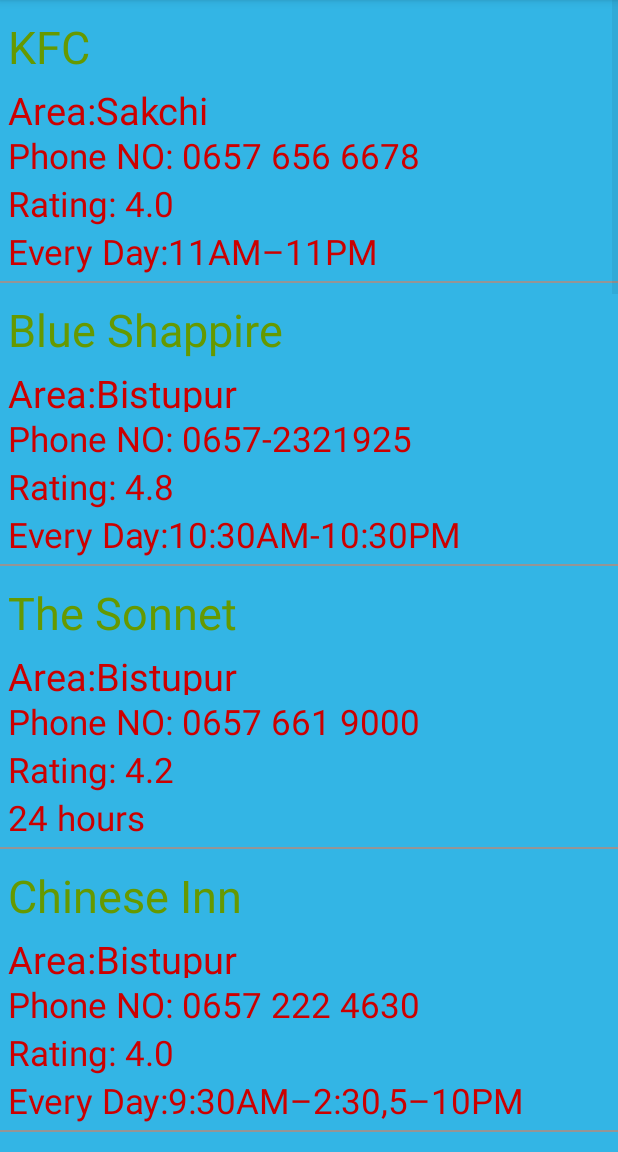
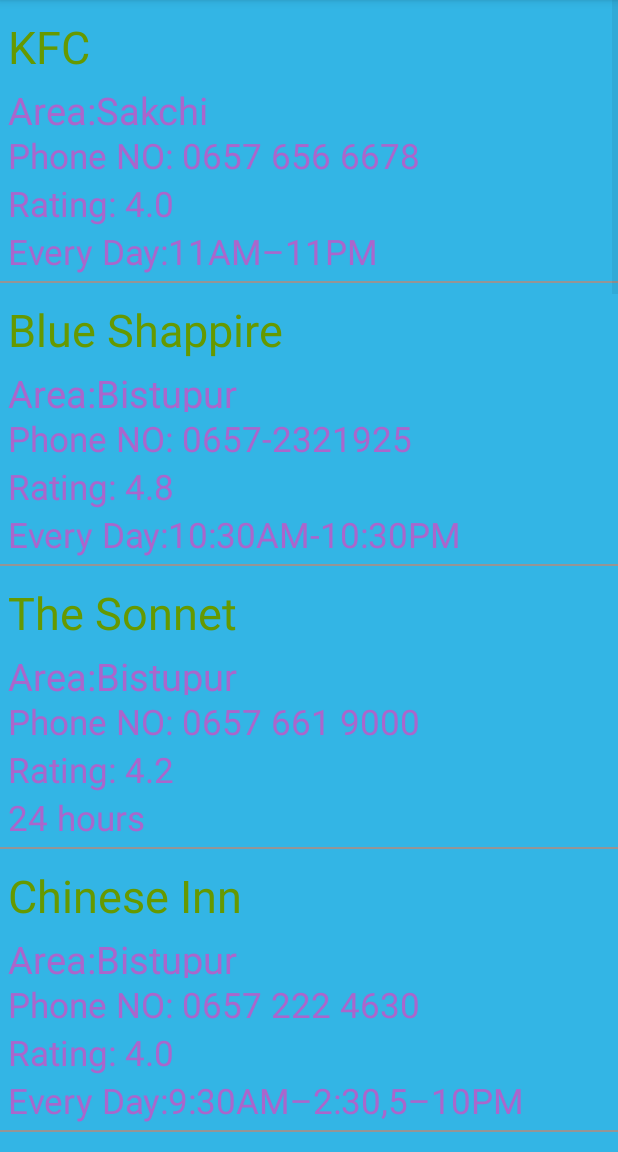
Before and after one commit to ganaidu707/NITJSR-Guide-APP, an Android app: the OutCampus screen opened directly, with no data from a screen before it, on a phone screen of 412 x 824 dp, the part 84-1236 px from its top. Run offline under Robolectric (Android 15) with nearby library versions, the phone set to English and light mode, and no system bars.

Commit message:
changed color of some text

```diff
--- a/app/src/main/res/layout/deptlist.xml
+++ b/app/src/main/res/layout/deptlist.xml
@@ -3,7 +3,7 @@
     android:layout_width="match_parent"
     android:layout_height="match_parent"
     android:orientation="vertical"
-    android:background="@android:color/holo_orange_light">
+    android:background="@android:color/holo_blue_bright">
 
     <TextView
         android:layout_width="wrap_content"
--- a/app/src/main/res/layout/listhall.xml
+++ b/app/src/main/res/layout/listhall.xml
@@ -14,6 +14,6 @@
         android:text="@string/textviewhall"
         android:textSize="35sp"
         android:textStyle="italic"
-        android:textColor="@android:color/holo_red_dark"/>
+        android:textColor="@android:color/holo_green_light"/>
 
 </LinearLayout>
--- a/app/src/main/res/layout/listinside.xml
+++ b/app/src/main/res/layout/listinside.xml
@@ -16,5 +16,5 @@
         android:text="@string/textviewinside"
         android:textSize="35sp"
         android:textStyle="italic"
-        android:textColor="@android:color/holo_red_dark"/>
+        android:textColor="@android:color/holo_green_light"/>
 </LinearLayout>
--- a/app/src/main/res/layout/outlist.xml
+++ b/app/src/main/res/layout/outlist.xml
@@ -22,7 +22,7 @@
         android:layout_height="30dp"
         android:textSize="25sp"
         android:layout_marginTop="5dp"
-        android:textColor="@android:color/holo_red_dark"
+        android:textColor="@android:color/holo_purple"
         android:text="@string/area" />
 
     <TextView
@@ -31,7 +31,7 @@
         android:layout_height="30dp"
         android:textSize="23sp"
         android:layout_marginTop="2dp"
-        android:textColor="@android:color/holo_red_dark"
+        android:textColor="@android:color/holo_purple"
         android:text="@string/phone" />
 
     <TextView
@@ -40,7 +40,7 @@
         android:layout_height="30dp"
         android:textSize="23sp"
         android:layout_marginTop="2dp"
-        android:textColor="@android:color/holo_red_dark"
+        android:textColor="@android:color/holo_purple"
         android:text="@string/rating" />
 
     <TextView
@@ -50,5 +50,5 @@
         android:text="@string/time"
         android:textSize="23sp"
         android:layout_marginTop="2dp"
-        android:textColor="@android:color/holo_red_dark" />
+        android:textColor="@android:color/holo_purple" />
 </LinearLayout>
```
